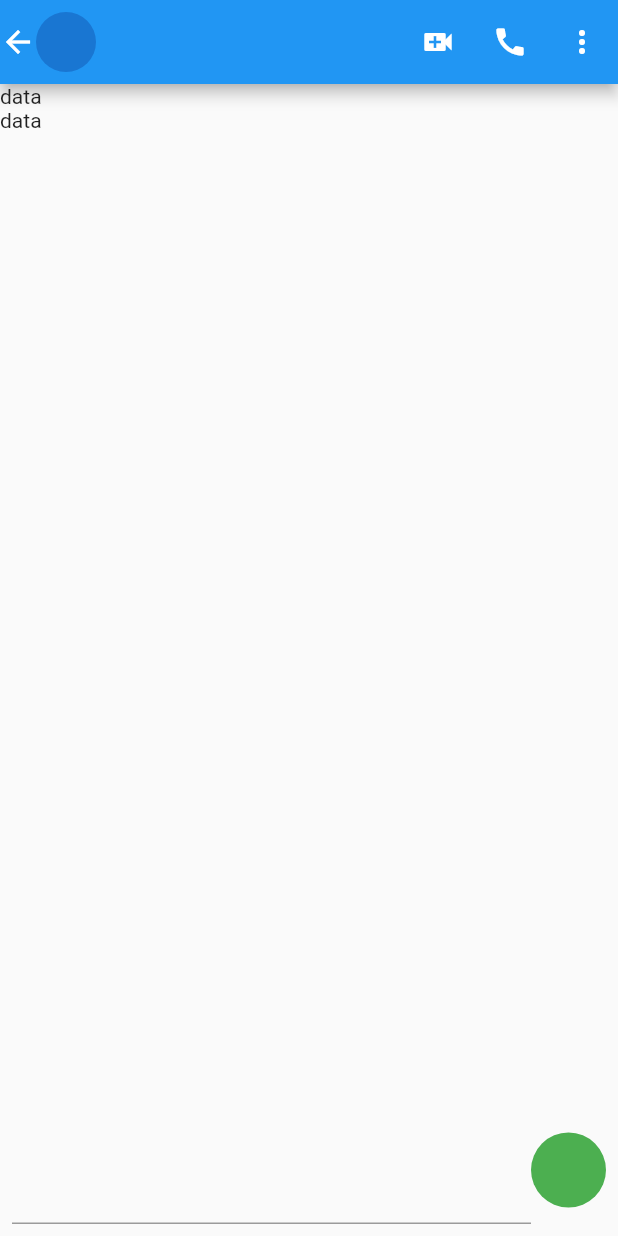
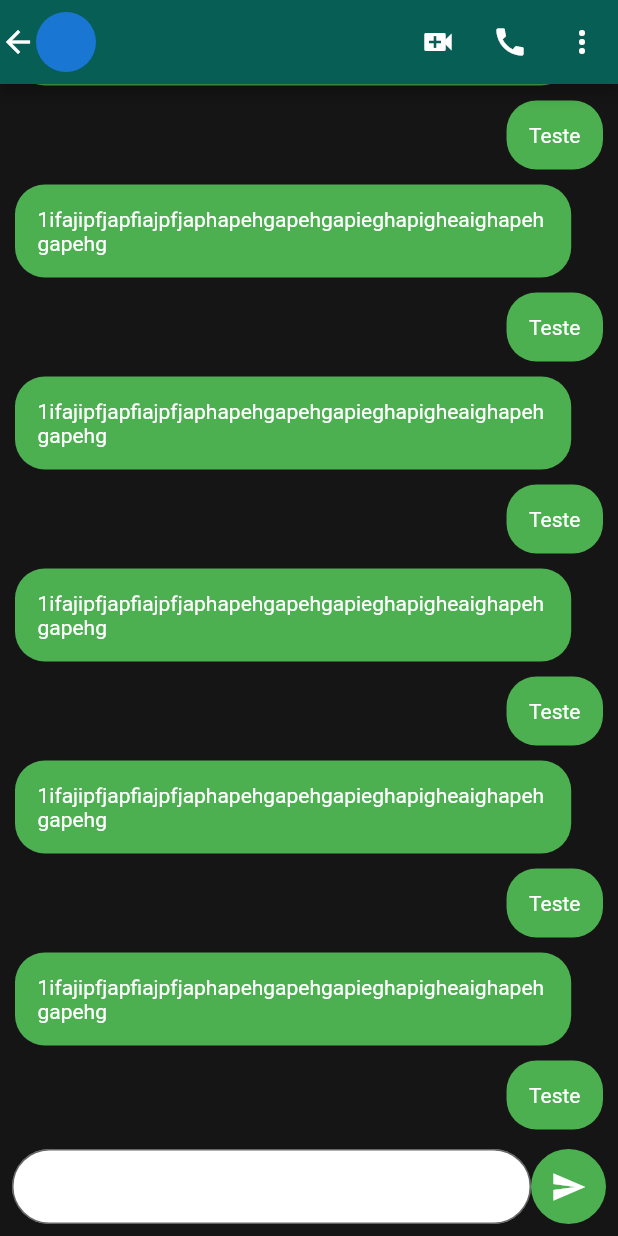
Before and after one commit to EduardoLeoDaSilva/dudiwhatsapp, a Flutter app: the ChatPage screen opened directly, on a phone screen of 412 x 824 dp. Run offline on Flutter 3.47's test engine with Material 2 defaults, Android fonts, the phone set to English and light mode, and no system bars; our stand-ins replace cloud_firestore, firebase_auth, get_it, google_sign_in; accounts and stored records are empty.

Commit message:
chat screen e chat tile

```diff
--- a/lib/pages/chat.dart
+++ b/lib/pages/chat.dart
@@ -1,3 +1,5 @@
+import 'package:dudiwhatsapp/widgets/customsContainer/message-container.dart';
+import 'package:dudiwhatsapp/widgets/tiles/chat-tile.dart';
 import 'package:flutter/cupertino.dart';
 import 'package:flutter/material.dart';
 import 'package:flutter/src/foundation/key.dart';
@@ -10,7 +12,9 @@ class ChatPage extends StatelessWidget {
   Widget build(BuildContext context) {
     return SafeArea(
       child: Scaffold(
+        backgroundColor:Color.fromARGB(255, 22, 21, 21),
         appBar: AppBar(
+          backgroundColor: const Color.fromRGBO(7, 94, 84, 1),
           leadingWidth: 100,
           leading: Row(
             children: [Icon(Icons.arrow_back_outlined), CircleAvatar()],
@@ -27,41 +31,98 @@ class ChatPage extends StatelessWidget {
         ),
         body: Container(
             child: Column(
+          crossAxisAlignment: CrossAxisAlignment.start,
           children: [
             Expanded(
+              child: Container(
+                color: Color.fromARGB(255, 22, 21, 21),
                 child: ListView(
+                  reverse: true,
+                  padding: EdgeInsets.only(top: 5,right: 10,left: 10,bottom: 5),
                   children: [
-                  Text('data'),
-                  Text('data'),
+                    ChatTile(message: 'Teste', color: Colors.green, alignment: Alignment.topRight),
+                    ChatTile(
+                        message:
+                            '1ifajipfjapfiajpfjaphapehgapehgapieghapigheaighapehgapehg', alignment: Alignment.topLeft,
+                        color: Colors.green),ChatTile(message: 'Teste', color: Colors.green, alignment: Alignment.topRight),
+                    ChatTile(
+                        message:
+                            '1ifajipfjapfiajpfjaphapehgapehgapieghapigheaighapehgapehg', alignment: Alignment.topLeft,
+                        color: Colors.green),ChatTile(message: 'Teste', color: Colors.green, alignment: Alignment.topRight),
+                    ChatTile(
+                        message:
+                            '1ifajipfjapfiajpfjaphapehgapehgapieghapigheaighapehgapehg', alignment: Alignment.topLeft,
+                        color: Colors.green),ChatTile(message: 'Teste', color: Colors.green, alignment: Alignment.topRight),
+                    ChatTile(
+                        message:
+                            '1ifajipfjapfiajpfjaphapehgapehgapieghapigheaighapehgapehg', alignment: Alignment.topLeft,
+                        color: Colors.green),ChatTile(message: 'Teste', color: Colors.green, alignment: Alignment.topRight),
+                    ChatTile(
+                        message:
+                            '1ifajipfjapfiajpfjaphapehgapehgapieghapigheaighapehgapehg', alignment: Alignment.topLeft,
+                        color: Colors.green),ChatTile(message: 'Teste', color: Colors.green, alignment: Alignment.topRight),
+                    ChatTile(
+                        message:
+                            '1ifajipfjapfiajpfjaphapehgapehgapieghapigheaighapehgapehgfawfawfawfawgwagaw', alignment: Alignment.topLeft,
+                        color: Colors.green),
                   ],
+                ),
               ),
             ),
             Padding(
               padding: const EdgeInsets.all(8.0),
+              child: SizedBox(
+                height: 50,
                 child: Row(
                   children: [
-                  Expanded(child: TextField(
+                    Expanded(
+                        child: TextField(
+                          textAlignVertical: TextAlignVertical.center,
+
                       decoration: InputDecoration(
+                        filled: true,
+                        fillColor: Colors.white,
+                        focusColor: Colors.white,
+                        focusedBorder: OutlineInputBorder(
+                          borderSide: BorderSide(color:Colors.transparent, style: BorderStyle.none),
+                          borderRadius: BorderRadius.circular(50)
+                         ),
+                        suffixIconColor: Colors.grey,
+                         border: OutlineInputBorder(
+                          borderSide: BorderSide(color:Colors.transparent, style: BorderStyle.none),
+                          borderRadius: BorderRadius.circular(50)
+                         ),
                           suffix: Container(
                         width: 150,
                         child: Row(
                           mainAxisAlignment: MainAxisAlignment.end,
                           children: [
-                            Expanded(child: IconButton(onPressed: (){}, icon: Icon(Icons.attach_file))),
-                            Expanded(child: IconButton(onPressed: (){}, icon: Icon(Icons.monetization_on_rounded))),
-                            Expanded(child: IconButton(onPressed: (){}, icon: Icon(Icons.camera_alt))),
+                            Expanded(
+                                child: IconButton(
+                                    onPressed: () {},
+                                    icon: Icon(Icons.attach_file))),
+                            Expanded(
+                                child: IconButton(
+                                    onPressed: () {},
+                                    icon: Icon(Icons.monetization_on_rounded))),
+                            Expanded(
+                                child: IconButton(
+                                    onPressed: () {},
+                                    icon: Icon(Icons.camera_alt))),
                           ],
                         ),
-                      )
-                    ),
+                      )),
                     )),
                     Container(
+                      alignment: Alignment.center,
+                      child: Icon(Icons.send, color: Colors.white),
                       width: 50,
                       height: 50,
-                    decoration:
-                        BoxDecoration(color: Colors.green, shape: BoxShape.circle),
+                      decoration: BoxDecoration(
+                          color: Colors.green, shape: BoxShape.circle),
                     )
                   ],
+                ),
               ),
             )
           ],
--- /dev/null
+++ b/lib/widgets/customsContainer/message-container.dart
@@ -0,0 +1,24 @@
+import 'package:flutter/cupertino.dart';
+
+class MessageContainer extends CustomClipper<Path> {
+  @override
+  Path getClip(Size size) {
+
+     Path path = Path();
+
+path.addPolygon([
+      Offset(size.width *0.30, size.height * 0),Offset(size.width *70, size.height * 0),Offset(size.width, size.height * 0),Offset(size.width * 0.87, size.height * 0.08), Offset(size.width * 0.81, size.height * 0.20),Offset(size.width * 0.28 , size.height * 0.20),Offset(size.width * 0, size.height * 0.20),Offset(size.width * 0, size.height * 0) ], false
+    );
+
+
+
+       return path;
+  }
+
+  @override
+  bool shouldReclip(covariant CustomClipper<Path> oldClipper) {
+    // TODO: implement shouldReclip
+    return false;
+  }
+
+}
--- /dev/null
+++ b/lib/widgets/tiles/chat-tile.dart
@@ -0,0 +1,40 @@
+import 'package:flutter/material.dart';
+
+class ChatTile extends StatelessWidget {
+  ChatTile(
+      {Key? key,
+      required this.message,
+     this.imageUrl,
+      required this.color,
+      required this.alignment})
+      : super(key: key);
+
+  String message;
+  String? imageUrl;
+  Color color;
+  Alignment alignment;
+
+  @override
+  Widget build(BuildContext context) {
+    return Padding(
+      padding: EdgeInsets.only(top: 10),
+      child: Align(
+        alignment: alignment,
+        child: Container(
+          constraints: BoxConstraints(maxWidth: MediaQuery.of(context).size.width * 0.90),
+          padding: const EdgeInsets.all(15),
+          decoration: BoxDecoration(color: color,borderRadius: BorderRadius.circular(20)),
+          child: Column(
+            children: [
+              imageUrl != null ? Image.network('null') : Container(width: 0,height: 0,),
+              Text(
+                message,
+                style: const TextStyle(color: Colors.white),
+              ),
+            ],
+          ),
+        ),
+      ),
+    );
+  }
+}
```
Lines whose indentation alone changed are shown as unchanged.
